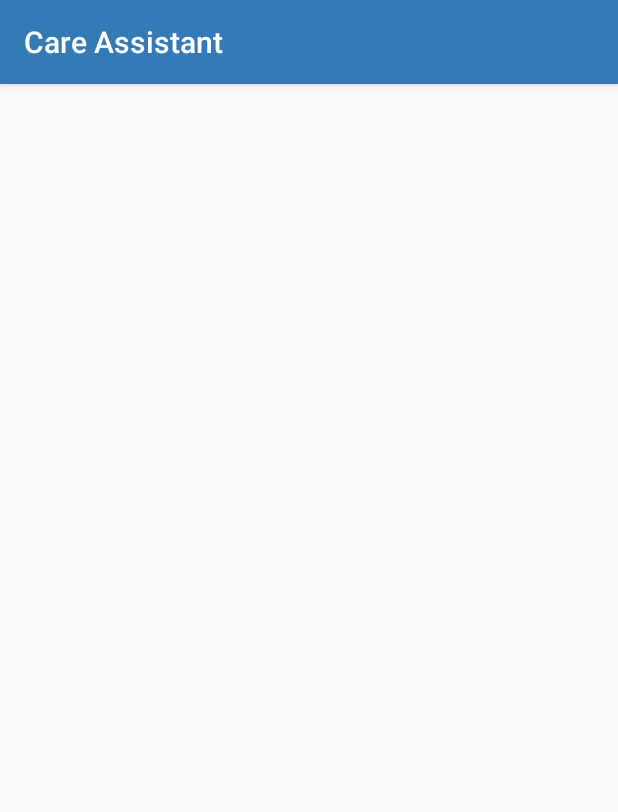
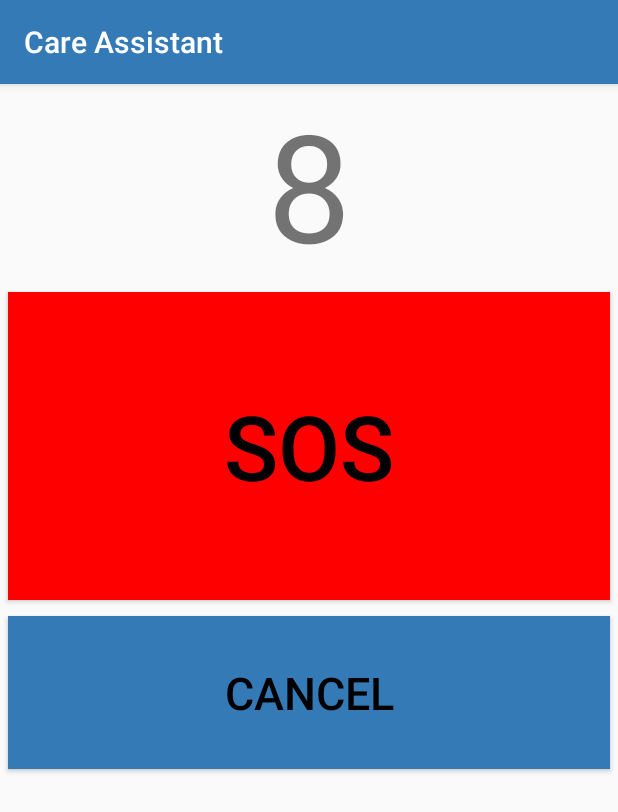
Before and after one commit to ArkadiuszGroch/SeniorCareAssistant, an Android app: the SOSActivity screen opened directly, with no data from a screen before it, on a phone screen of 412 x 824 dp. Shown: the top 812 px of the screen. Run offline under Robolectric (Android 15) with nearby library versions, the phone set to English and light mode, and no system bars.

Commit message:
Created sending SMS when user press SOS button and refactored DataManager

```diff
--- a/AndroidClient/app/src/main/java/pl/edu/pwste/goco/senior/LoginActivity.java
+++ b/AndroidClient/app/src/main/java/pl/edu/pwste/goco/senior/LoginActivity.java
@@ -20,6 +20,7 @@ import org.springframework.http.ResponseEntity;
 import org.springframework.web.client.ResourceAccessException;
 import org.springframework.web.client.RestTemplate;
 
+import pl.edu.pwste.goco.senior.AsyncTasks.ReceiveCareAssistants;
 import pl.edu.pwste.goco.senior.Configuration.DataManager;
 import pl.edu.pwste.goco.senior.Configuration.RestConfiguration;
 import pl.edu.pwste.goco.senior.Entity.Senior;
@@ -109,9 +110,7 @@ public class LoginActivity extends AppCompatActivity {
         dataManager.saveData(senior);
 
         new RESTLogin().execute(senior);
-
     }
-
 
     public void registerClick(View view) {
         Intent intent = new Intent(this, RegisterActivity.class);
@@ -164,6 +163,7 @@ public class LoginActivity extends AppCompatActivity {
         protected void onPostExecute(ResponseEntity<String> stringResponseEntity) {
             if (stringResponseEntity != null && stringResponseEntity.getStatusCode().value() == 200) {
                 DataManager.saveSecurityString(stringResponseEntity.getBody().toString());
+                new ReceiveCareAssistants().execute();
                 openMainActivity();
             } else if (stringResponseEntity != null && stringResponseEntity.getStatusCode().value() == 204) {
                 String infoMessage = getResources().getString(R.string.invalidLoginOrPassword);
--- a/AndroidClient/app/src/main/java/pl/edu/pwste/goco/senior/RegisterActivity.java
+++ b/AndroidClient/app/src/main/java/pl/edu/pwste/goco/senior/RegisterActivity.java
@@ -102,7 +102,7 @@ public class RegisterActivity extends AppCompatActivity {
 
     //    ======================== SERVICES ===========================
     class RESTRegister extends AsyncTask<Senior, String, ResponseEntity<String>> {
-        String url = RestConfiguration.REGISTER;
+        String url = RestConfiguration.getURLToRegister();
 
         @Override
         protected ResponseEntity<String> doInBackground(Senior... params) {
--- a/AndroidClient/app/src/main/java/pl/edu/pwste/goco/senior/SOSActivity.java
+++ b/AndroidClient/app/src/main/java/pl/edu/pwste/goco/senior/SOSActivity.java
@@ -1,13 +1,69 @@
 package pl.edu.pwste.goco.senior;
 
+import android.content.Intent;
+import android.net.Uri;
 import android.support.v7.app.AppCompatActivity;
 import android.os.Bundle;
+import android.view.View;
+import android.widget.TextView;
+
+import java.util.List;
+import java.util.Timer;
+import java.util.TimerTask;
+
+import pl.edu.pwste.goco.senior.Configuration.DataManager;
+
+import static pl.edu.pwste.goco.senior.Configuration.DataManager.loadCareAssistantsPhones;
 
 public class SOSActivity extends AppCompatActivity {
+    private long count = 10;
 
     @Override
     protected void onCreate(Bundle savedInstanceState) {
         super.onCreate(savedInstanceState);
         setContentView(R.layout.activity_sos);
+
+        Timer T = new Timer();
+        T.scheduleAtFixedRate(new TimerTask() {
+            @Override
+            public void run() {
+                runOnUiThread(new Runnable() {
+                    @Override
+                    public void run() {
+                        TextView tvCounterSOS = (TextView) findViewById(R.id.tvCounterSOS);
+                        tvCounterSOS.setText(String.valueOf(count));
+                        count--;
+                        if (count <= 0) {
+                            sendSos();
+                        }
+                    }
+                });
+            }
+        }, 0, 1000);
+    }
+
+    private void sendSos() {
+        sendSMS();
+    }
+
+    private void sendSMS() {
+        List<String> phoneList = DataManager.loadCareAssistantsPhones();
+        String smsto = "smsto:";
+        for (int i = 0; i < phoneList.size(); i++) {
+            smsto += phoneList.get(i);
+            if (i != phoneList.size() - 1) smsto += ";";
+        }
+
+        Intent smsIntent = new Intent(Intent.ACTION_SENDTO, Uri.parse(smsto));
+        smsIntent.putExtra("sms_body", "MESSAGE");
+        startActivity(smsIntent);
+    }
+
+    public void sendSos(View view) {
+        sendSos();
+    }
+
+    public void canclSos(View view) {
+        this.finish();
     }
 }
--- a/AndroidClient/app/src/main/res/layout/activity_sos.xml
+++ b/AndroidClient/app/src/main/res/layout/activity_sos.xml
@@ -6,4 +6,39 @@
     android:layout_height="match_parent"
     tools:context="pl.edu.pwste.goco.senior.SOSActivity">
 
+    <LinearLayout
+        android:layout_width="match_parent"
+        android:layout_height="match_parent"
+        android:orientation="vertical">
+
+        <TextView
+            android:id="@+id/tvCounterSOS"
+            android:layout_width="match_parent"
+            android:layout_height="wrap_content"
+            android:gravity="center"
+            android:text="9"
+            android:textSize="100dp" />
+
+        <Button
+            android:id="@+id/btnSosSend"
+            style="@style/buttons"
+            android:layout_width="match_parent"
+            android:layout_height="205dp"
+            android:background="@color/alert"
+            android:onClick="sendSos"
+            android:text="@string/SOS"
+            android:textColor="@color/black"
+            android:textSize="60dp" />
+
+        <Button
+            android:id="@+id/btnSosCancl"
+            style="@style/buttons"
+            android:layout_width="match_parent"
+            android:layout_height="102dp"
+            android:onClick="canclSos"
+            android:text="@android:string/cancel"
+            android:textColor="@color/black"
+            android:textSize="30dp" />
+        />
+    </LinearLayout>
 </android.support.constraint.ConstraintLayout>
--- a/AndroidClient/app/src/main/res/values/strings.xml
+++ b/AndroidClient/app/src/main/res/values/strings.xml
@@ -40,7 +40,6 @@
     <string name="GPSAlertDialogTitle">GPSAlertDialogTitle</string>
     <string name="GPSAlertDialogMessage">GPSAlertDialogMessage</string>
     <string name="action_settings">OK</string>
-    <string name="cancel">Cancel</string>
 
     <string name="errorDuringSaveLocation">Error during saving location!</string>
     <string name="locationSaved">Location saved correctly!</string>
@@ -54,6 +53,7 @@
     <!--Common-->
     <string name="internetConnectionError">Internet connection error!</string>
     <string name="title_activity_maps">Map</string>
+    <string name="cancel">Cancel</string>
 
     <!---->
     <!--&lt;!&ndash;Configuration&ndash;&gt;-->
```
Also changed, not shown: AndroidClient/app/src/main/java/pl/edu/pwste/goco/senior/AsyncTasks/ReceiveCareAssistants.java (added, +79 -0 lines), AndroidClient/app/src/main/java/pl/edu/pwste/goco/senior/Configuration/DataManager.java (+55 -12 lines), AndroidClient/app/src/main/java/pl/edu/pwste/goco/senior/Configuration/RestConfiguration.java (+21 -13 lines).
